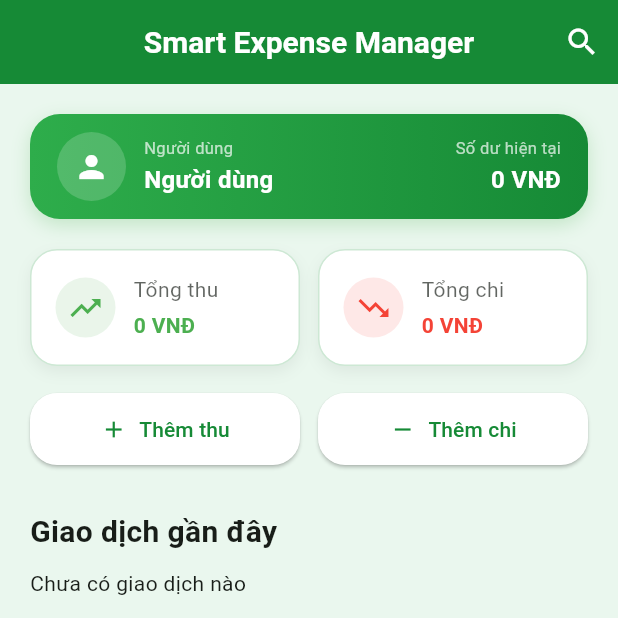
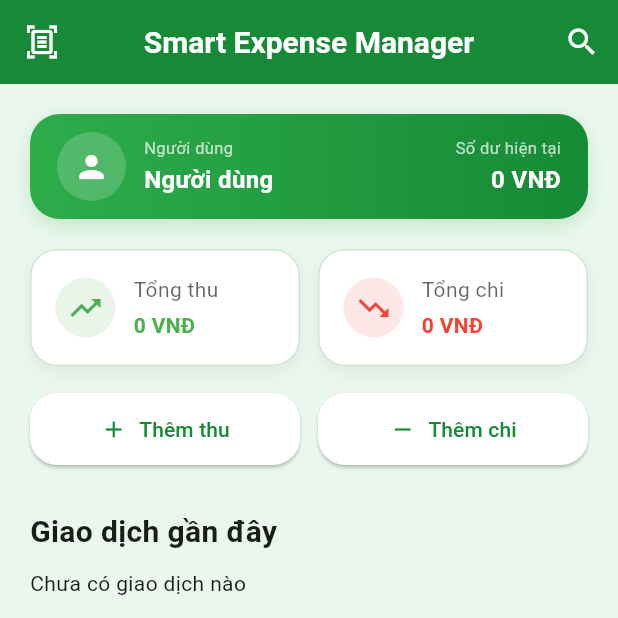
Before and after one commit to NguyenTuanAnh3464/smart-expense-manager, a Flutter app: the HomeScreen screen opened directly, on a phone screen of 412 x 824 dp, the top half of it. Run offline on Flutter 3.47's test engine with Material 3 defaults, Android fonts, the phone set to English and light mode, and no system bars; our stand-ins replace cloud_firestore, firebase_auth, firebase_core, firebase_crashlytics, fl_chart, flutter_local_notifications and 4 more; missing offline and left inert: google_mlkit_text_recognition; accounts and stored records are empty.

Commit message:
Them doc anh

```diff
--- a/lib/screens/home_screen.dart
+++ b/lib/screens/home_screen.dart
@@ -1,5 +1,5 @@
 import 'dart:async';
-
+import 'bank_image_upload_screen.dart';
 import 'package:flutter/material.dart';
 import 'add_transaction_screen.dart';
 import 'package:flutter_slidable/flutter_slidable.dart';
@@ -248,6 +248,14 @@ class _HomeScreenState extends State<HomeScreen> {
       }
     }
   }
+  void openBankImageScanner() {
+    Navigator.push(
+      context,
+      MaterialPageRoute(
+        builder: (context) => const BankImageUploadScreen(),
+      ),
+    );
+  }
 
   Future<void> openAddTransaction(String type) async {
     final result = await Navigator.push(
@@ -318,6 +326,14 @@ class _HomeScreenState extends State<HomeScreen> {
     return Scaffold(
       backgroundColor: Theme.of(context).scaffoldBackgroundColor,
       appBar: AppBar(
+        leading: IconButton(
+          tooltip: "Đọc ảnh giao dịch",
+          icon: const Icon(
+            Icons.document_scanner_outlined,
+            color: Colors.white,
+          ),
+          onPressed: openBankImageScanner,
+        ),
         title: const Text("Smart Expense Manager"),
         backgroundColor: Theme.of(context).appBarTheme.backgroundColor,
         actions: [
```
